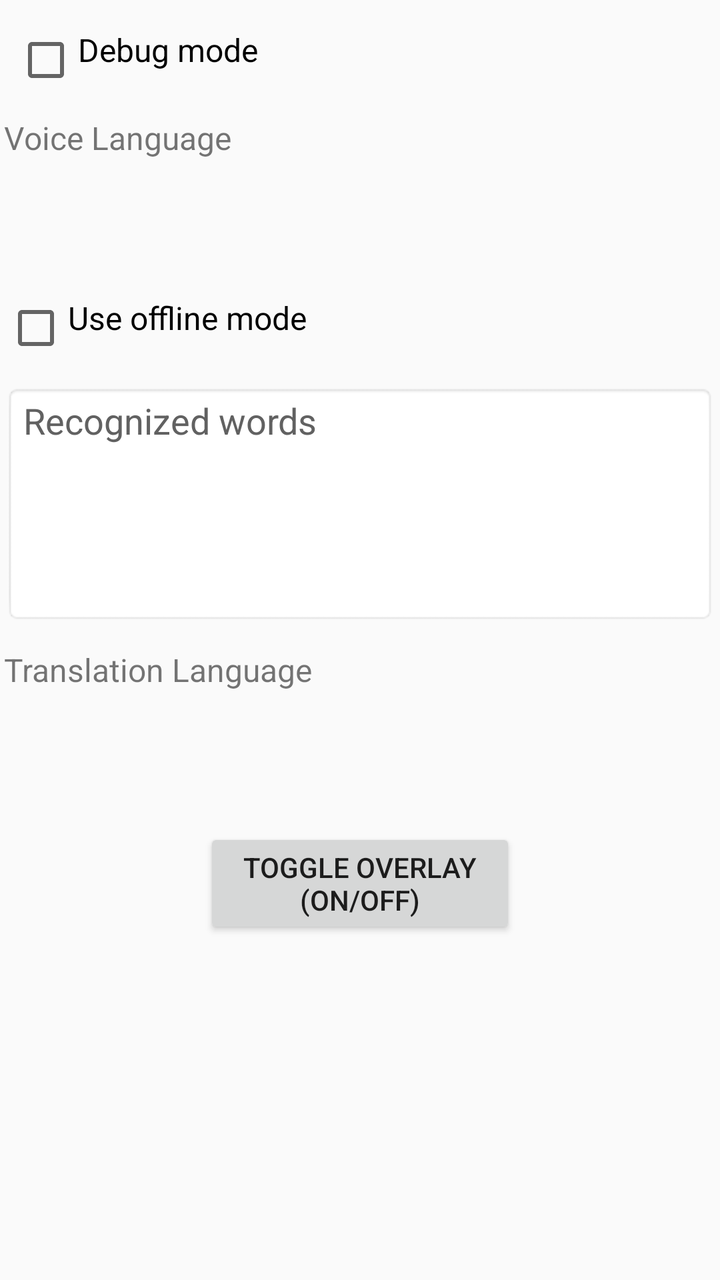
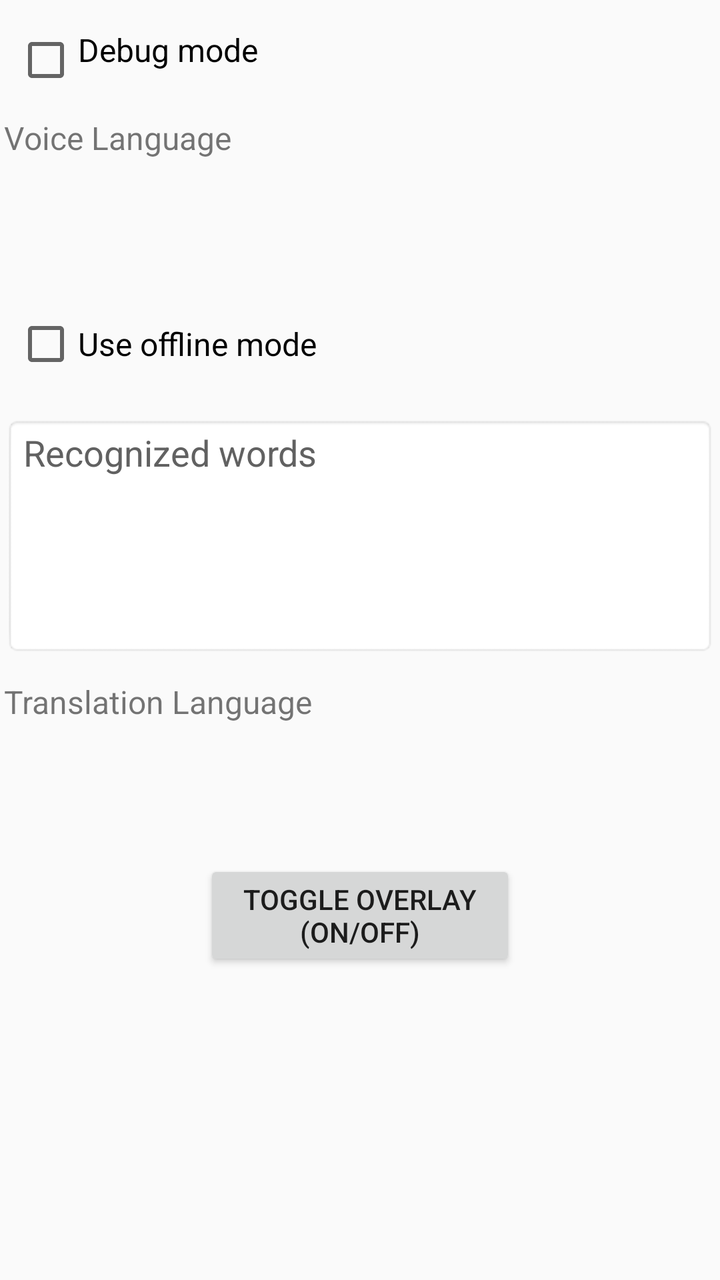

Screens rendered from an Android XML layout before and after an edit, with the pre-edit source and the edit as a unified diff.
<!-- AndroidManifest.xml: application theme AppTheme -->
<!-- res/layout/activity_main.xml -->
<?xml version="1.0" encoding="utf-8"?>

<ScrollView xmlns:android="http://schemas.android.com/apk/res/android"
    xmlns:tools="http://schemas.android.com/tools"
    android:id="@+id/root"
    android:layout_width="fill_parent"
    android:layout_height="wrap_content"
    android:layout_marginLeft="5dp"
    android:layout_marginRight="5dp"
    android:layout_gravity="center_horizontal"
    android:orientation="vertical"
    android:padding="1dp"
    android:fillViewport="false"
    >
    <TableLayout
        android:layout_width="match_parent"
        android:layout_height="wrap_content"
        android:paddingLeft="1dp"
        android:paddingRight="1dp"
        android:paddingTop="1dp"
        android:paddingBottom="1dp"
        tools:context=".MainActivity"
        >
        <View
            android:layout_width="match_parent"
            android:layout_height="12sp"
            />
        <CheckBox
            android:id="@+id/checkbox_debug_mode"
            android:text="Debug mode"
            android:minHeight="32dp"
            android:padding="0dp"
            android:gravity="start"
            android:textAlignment="gravity"
            android:textSize="16sp"
            android:layout_width="wrap_content"
            android:layout_height="wrap_content"
            android:layout_marginStart="5dp"
            android:layout_marginTop="0dp"
            android:layout_marginEnd="5dp"
            android:layout_marginBottom="0dp"
            android:checked="false"
            />
        <View
            android:layout_width="match_parent"
            android:layout_height="12sp"
            />
        <TableRow>
            <TextView
                android:id="@+id/textview_text1"
                android:text="@string/voice_language"
                android:gravity="start"
                android:textSize="16sp"
                android:textAlignment="gravity"
                android:layout_width="wrap_content"
                android:layout_height="40dp"
                />

            <Spinner
                android:id="@+id/spinner_src_languages"
                android:contentDescription="@string/spinner_src_languages"
                android:spinnerMode="dropdown"
                android:backgroundTint="@color/colorPrimary"
                android:gravity="start"
                android:textAlignment="gravity"
                android:minHeight="40dp"
                android:layout_marginStart="12dp"
                android:layout_width="228dp"
                android:layout_height="wrap_content"
                />
        </TableRow>
        <TextView
            android:id="@+id/textview_src_dialect"
            android:textSize="14sp"
            android:gravity="center"
            android:textAlignment="gravity"
            android:layout_width="wrap_content"
            android:layout_height="wrap_content"
            />
        <TextView
            android:id="@+id/textview_src"
            android:textSize="14sp"
            android:gravity="center"
            android:textAlignment="gravity"
            android:layout_width="wrap_content"
            android:layout_height="wrap_content"
            />
        <View
            android:layout_width="match_parent"
            android:layout_height="12sp"
            />
        <CheckBox
            android:id="@+id/checkbox_offline_mode"
            android:text="@string/use_offline_mode"
            android:gravity="start"
            android:layout_gravity="start"
            android:textSize="16sp"
            android:layout_width="wrap_content"
            android:layout_height="wrap_content"
            />
        <View
            android:layout_width="match_parent"
            android:layout_height="12sp"
            />
        <EditText
            android:id="@+id/voice_text"
            android:layout_width="match_parent"
            android:layout_height="120dp"
            android:autofillHints=""
            android:background="@android:drawable/editbox_background"
            android:gravity="start"
            android:focusable="false"
            android:focusableInTouchMode="true"
            android:hint="@string/recognized_words"
            android:maxLines="3"
            android:textSize="18sp"
            android:textAlignment="gravity"
            android:textColorHint="#616161"
            tools:ignore="LabelFor,TextFields"
            />
        <View
            android:layout_width="match_parent"
            android:layout_height="12sp"
            />
        <TableRow>
            <TextView
                android:id="@+id/textview_text2"
                android:layout_width="wrap_content"
                android:layout_height="40dp"
                android:gravity="start"
                android:text="@string/translation_language"
                android:textAlignment="gravity"
                android:textSize="16sp"
                />

            <Spinner
                android:id="@+id/spinner_dst_languages"
                android:contentDescription="@string/spinner_dst_languages"
                android:spinnerMode="dropdown"
                android:backgroundTint="@color/colorPrimary"
                android:gravity="start"
                android:textAlignment="gravity"
                android:minHeight="40dp"
                android:layout_marginStart="12dp"
                android:layout_width="228dp"
                android:layout_height="wrap_content"
                />
        </TableRow>
        <TextView
            android:id="@+id/textview_dst_dialect"
            android:textSize="14sp"
            android:gravity="center"
            android:textAlignment="gravity"
            android:layout_width="wrap_content"
            android:layout_height="wrap_content"
            />
        <TextView
            android:id="@+id/textview_dst"
            android:textSize="14sp"
            android:gravity="center"
            android:textAlignment="gravity"
            android:layout_width="wrap_content"
            android:layout_height="wrap_content"
            />
        <View
            android:layout_width="match_parent"
            android:layout_height="12sp"
            />
        <Button
            android:id="@+id/button_toggle_overlay"
            android:layout_marginLeft="100dp"
            android:layout_marginRight="100dp"
            android:layout_height="wrap_content"
            android:layout_width="wrap_content"
            android:text="@string/toggle_overlay"
            android:textSize="14sp"
            />
        <View
            android:layout_width="match_parent"
            android:layout_height="12sp"
            />
        <TextView
            android:id="@+id/textview_recognizing"
            android:textSize="14sp"
            android:gravity="center"
            android:textAlignment="gravity"
            android:layout_width="wrap_content"
            android:layout_height="wrap_content"
            />
        <TextView
            android:id="@+id/textview_overlaying"
            android:textSize="14sp"
            android:gravity="center"
            android:textAlignment="gravity"
            android:layout_width="wrap_content"
            android:layout_height="wrap_content"
            />
        <TextView
            android:id="@+id/textview_debug"
            android:textSize="14sp"
            android:gravity="center"
            android:textAlignment="gravity"
            android:layout_width="wrap_content"
            android:layout_height="wrap_content"
            />
        <TextView
            android:id="@+id/textview_output_messages"
            android:textSize="14sp"
            android:gravity="center"
            android:textAlignment="gravity"
            android:layout_width="wrap_content"
            android:layout_height="wrap_content"
            />
    </TableLayout>
</ScrollView>
<!-- resources referenced by this layout -->
<resources>
  <color name="colorPrimary">#6200EE</color>
  <string name="recognized_words">Recognized words</string>
  <string name="spinner_dst_languages">spinner_dst_languages</string>
  <string name="spinner_src_languages">spinner_src_languages</string>
  <string name="toggle_overlay">Toggle Overlay\n(ON/OFF)</string>
  <string name="translation_language">Translation Language</string>
  <string name="use_offline_mode">Use offline mode</string>
  <string name="voice_language">Voice Language</string>
  <style name="AppTheme" parent="Theme.AppCompat.Light.DarkActionBar">
          
          <item name="colorPrimary">@color/colorPrimary</item>
          <item name="colorPrimaryDark">@color/colorPrimaryDark</item>
          <item name="colorAccent">@color/colorAccent</item>
      </style>
  <color name="colorPrimaryDark">#3700B3</color>
  <color name="colorAccent">#03DAC5</color>
</resources>

<!-- the commit's change to res/layout/activity_main.xml (unified diff, before → after) -->
@@ -89,15 +89,33 @@
             android:layout_width="match_parent"
             android:layout_height="12sp"
             />
-        <CheckBox
-            android:id="@+id/checkbox_offline_mode"
-            android:text="@string/use_offline_mode"
-            android:gravity="start"
-            android:layout_gravity="start"
-            android:textSize="16sp"
-            android:layout_width="wrap_content"
-            android:layout_height="wrap_content"
-            />
+        <TableRow
+            android:layout_width="match_parent"
+            android:layout_height="wrap_content">
+            <CheckBox
+                android:id="@+id/checkbox_offline_mode"
+                android:layout_width="wrap_content"
+                android:layout_height="48dp"
+                android:layout_marginStart="5dp"
+                android:gravity="center_vertical"
+                android:padding="0dp"
+                android:text="@string/use_offline_mode"
+                android:textSize="16sp"
+                />
+            <Button
+                android:id="@+id/button_download_language"
+                android:layout_width="wrap_content"
+                android:layout_height="wrap_content"
+                android:layout_marginStart="8dp"
+                android:layout_marginEnd="5dp"
+                android:paddingStart="2dp"
+                android:paddingEnd="2dp"
+                android:minWidth="0dp"
+                android:text="@string/download_language"
+                android:textSize="14sp"
+                android:visibility="gone"
+                />
+        </TableRow>
         <View
             android:layout_width="match_parent"
             android:layout_height="12sp"
<!-- resource entries referenced after the edit -->
@@ -1,6 +1,7 @@
 <!-- resources referenced by this layout -->
 <resources>
   <color name="colorPrimary">#6200EE</color>
+  <string name="download_language">DOWNLOAD LANGUAGE</string>
   <string name="recognized_words">Recognized words</string>
   <string name="spinner_dst_languages">spinner_dst_languages</string>
   <string name="spinner_src_languages">spinner_src_languages</string>
